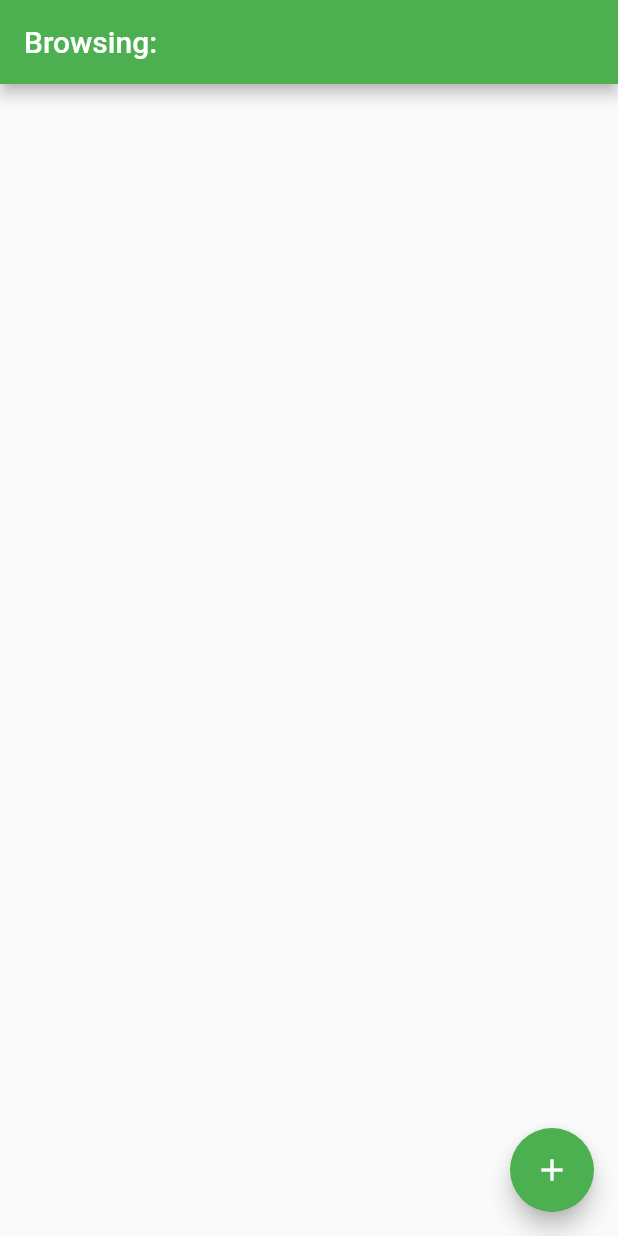
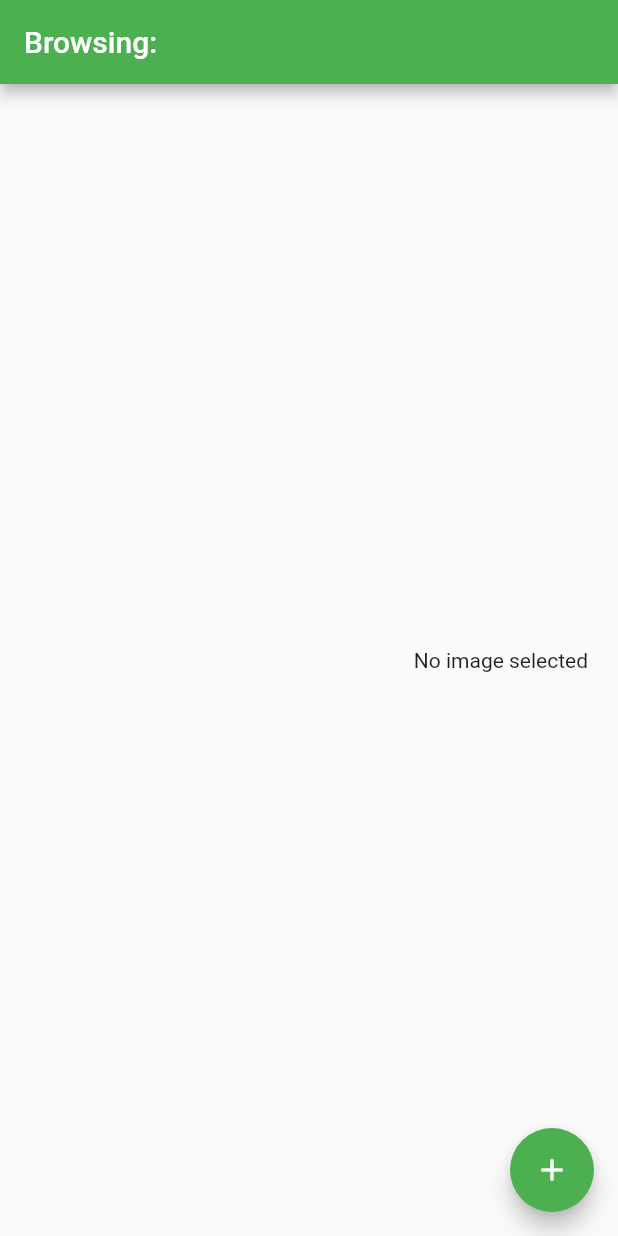
Before and after one commit to hweij/media_browser_flutter, a Flutter app: the screen it shows after launch, on a phone screen of 412 x 824 dp. Run offline on Flutter 3.47's test engine with Material 2 defaults, Android fonts, the phone set to English and light mode, and no system bars; our stand-ins replace file_picker.

Commit message:
feat: fit current image within available space

```diff
--- a/lib/main.dart
+++ b/lib/main.dart
@@ -75,15 +75,16 @@ class _MyHomePageState extends State<MyHomePage> {
         padding: const EdgeInsets.all(20.0),
         child: Row(
           children: [
-            Column(
+            Expanded(
+              child: Column(
                 children: [
                   if (_status.isNotEmpty) Text(_status),
                   Wrap(spacing: 20, runSpacing: 20, children: [
                     for (var md in _mediaDescriptors)
                       GestureDetector(
                         child: SizedBox(
-                        child:
-                            Image.file(File(getThumbPath(_imageDir, md.name))),
+                          child: Image.file(
+                              File(getThumbPath(_imageDir, md.name))),
                           width: 128,
                           height: 128,
                         ),
@@ -96,8 +97,11 @@ class _MyHomePageState extends State<MyHomePage> {
                   ]),
                 ],
               ),
+            ),
             if (_viewImage.isNotEmpty)
-              Image.file(File(getImagePath(_imageDir, _viewImage)))
+              Expanded(
+                  child: Image.file(File(getImagePath(_imageDir, _viewImage)))),
+            if (_viewImage.isEmpty) const Text("No image selected"),
           ],
         ),
       ),
```
Lines whose indentation alone changed are shown as unchanged.
